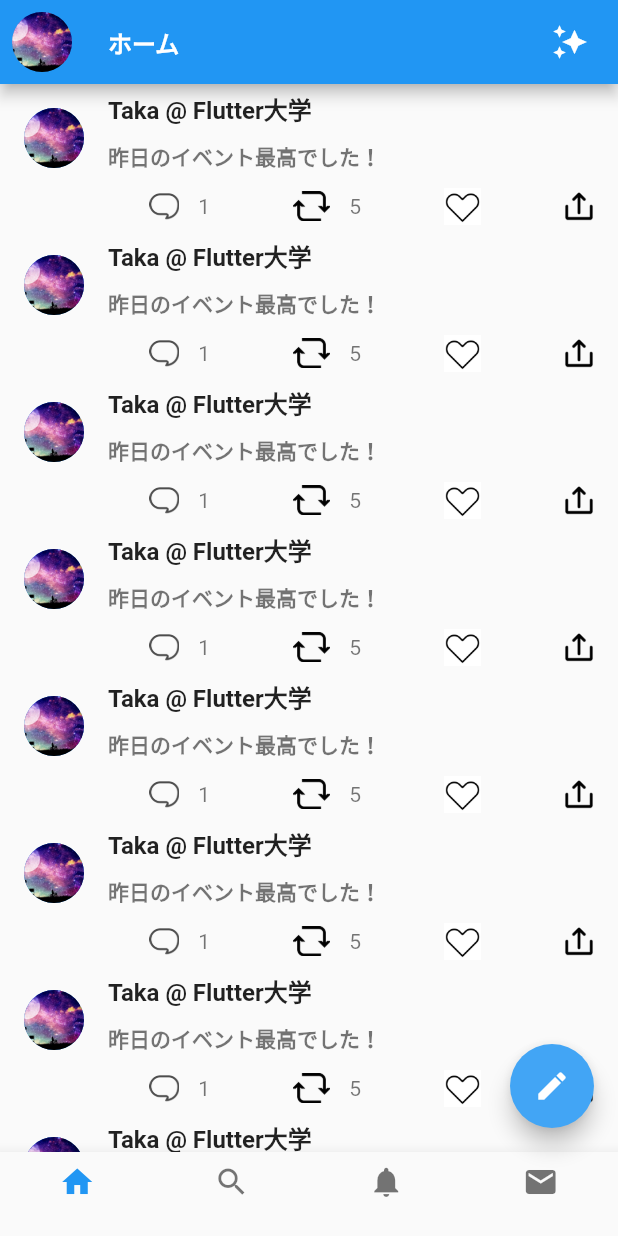
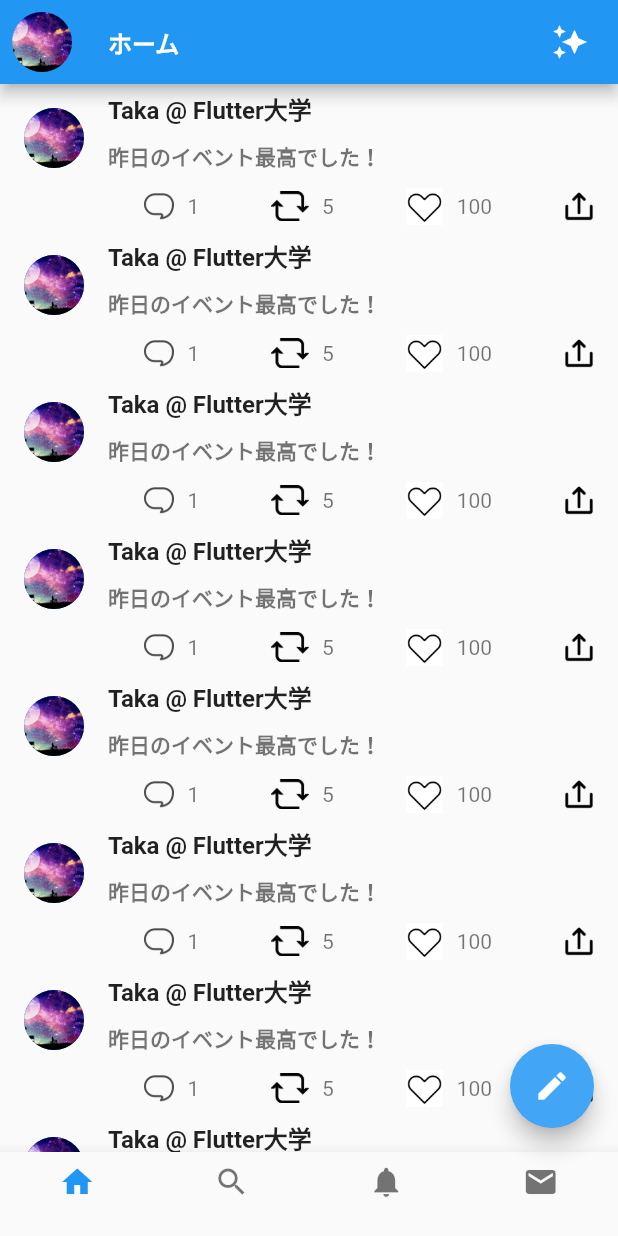
Before and after one commit to Takatoshi-ish/flutter_twitter_ui, a Flutter app: the screen it shows after launch, on a phone screen of 412 x 824 dp. Run offline on Flutter 3.47's test engine with Material 2 defaults, Android fonts, the phone set to English and light mode, and no system bars.

Commit message:
LIKEマーク数値を入れる

```diff
--- a/lib/main.dart
+++ b/lib/main.dart
@@ -148,6 +148,7 @@ class TweetTile extends StatelessWidget {
                 width: 30,
               ),
               IconContainer('assets/heart.png', 25, 25),
+              const Text('100'),
               const SizedBox(
                 width: 30,
               ),
```
